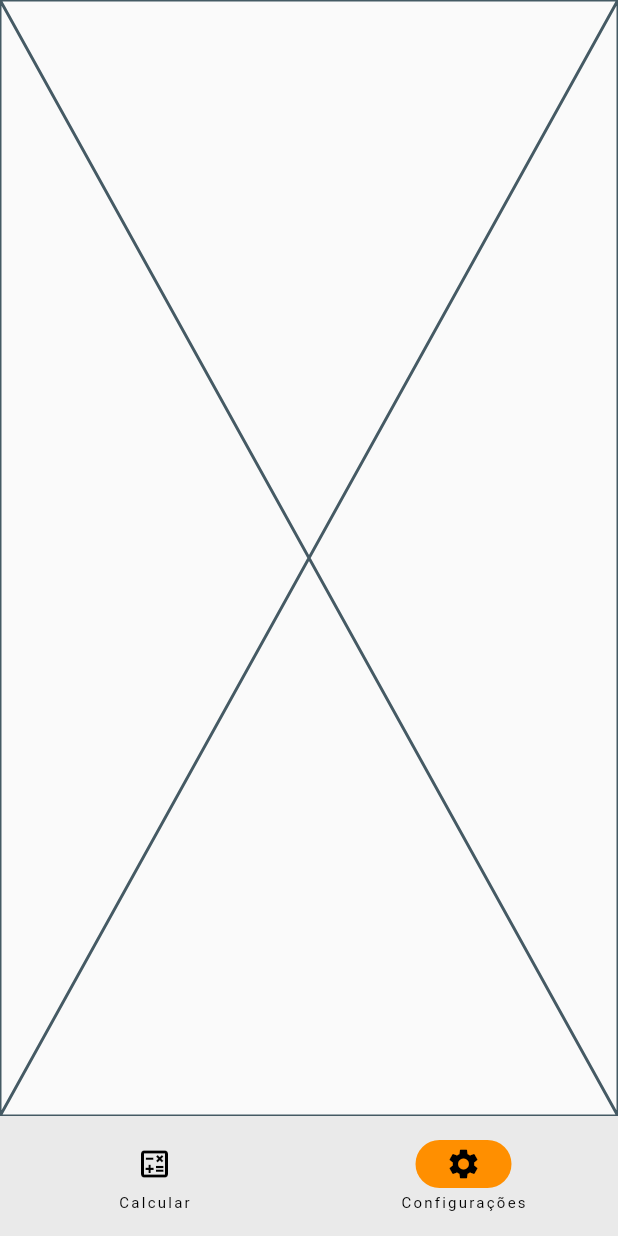
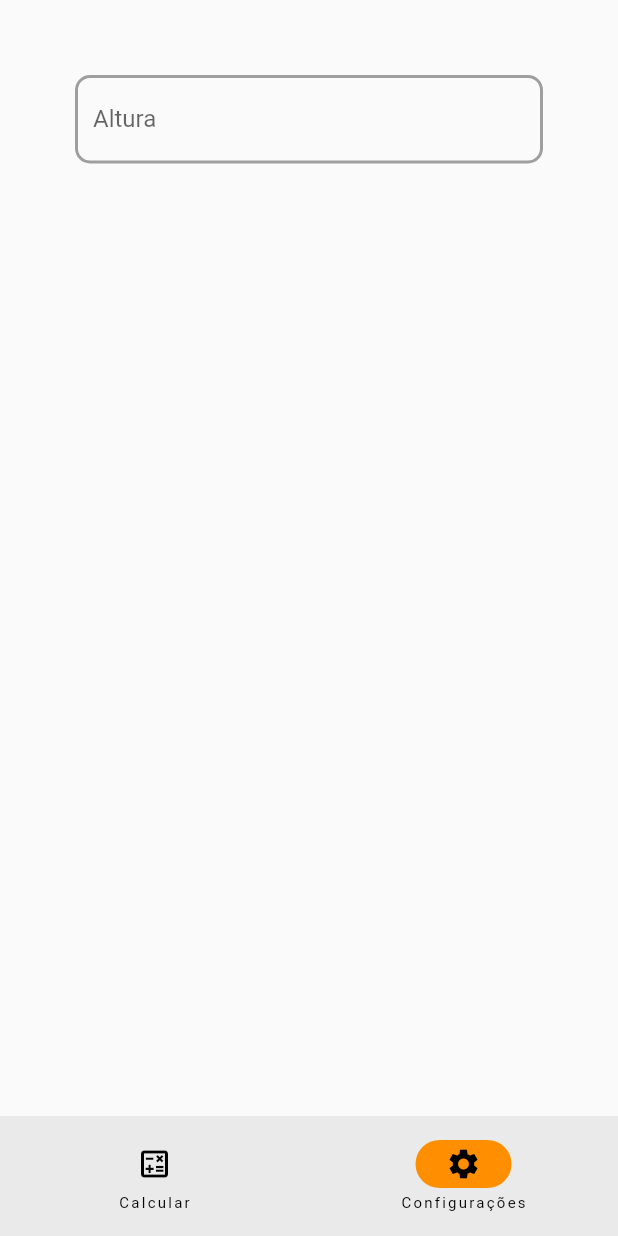
Before and after one commit to eduardocordova21/calculadora_imc_flutter, a Flutter app: the screen it shows after launch, item 2 of the bottom bar chosen, on a phone screen of 412 x 824 dp. Run offline on Flutter 3.47's test engine with Material 2 defaults, Android fonts, the phone set to English and light mode, and no system bars.

Commit message:
Criando Widgets

```diff
--- a/lib/views/configuration_view.dart
+++ b/lib/views/configuration_view.dart
@@ -1,3 +1,5 @@
+import 'package:calculadora_imc/widgets/custom_safe_area.dart';
+import 'package:calculadora_imc/widgets/custom_text_field.dart';
 import 'package:flutter/material.dart';
 
 class ConfigurationView extends StatefulWidget {
@@ -10,6 +12,12 @@ class ConfigurationView extends StatefulWidget {
 class _ConfigurationViewState extends State<ConfigurationView> {
   @override
   Widget build(BuildContext context) {
-    return const Placeholder();
+    return const CustomSafeArea(
+      widgets: [
+        CustomTextField(
+          text: "Altura",
+        )
+      ],
+    );
   }
 }
--- /dev/null
+++ b/lib/widgets/custom_safe_area.dart
@@ -0,0 +1,17 @@
+import 'package:flutter/material.dart';
+
+class CustomSafeArea extends StatelessWidget {
+  const CustomSafeArea({super.key, this.widgets = const <Widget>[]});
+
+  final List<Widget> widgets;
+
+  @override
+  Widget build(BuildContext context) {
+    return Padding(
+      padding: const EdgeInsets.all(50),
+      child: SafeArea(
+        child: Column(children: widgets),
+      ),
+    );
+  }
+}
--- /dev/null
+++ b/lib/widgets/custom_text_field.dart
@@ -0,0 +1,28 @@
+import 'package:flutter/material.dart';
+
+class CustomTextField extends StatelessWidget {
+  const CustomTextField({super.key, this.text = ""});
+
+  final String text;
+
+  @override
+  Widget build(BuildContext context) {
+    return TextField(
+      decoration: InputDecoration(
+        labelText: text,
+        filled: false,
+        floatingLabelStyle: const TextStyle(color: Colors.black),
+        focusedBorder: OutlineInputBorder(
+          borderRadius: BorderRadius.circular(10),
+          borderSide: const BorderSide(color: Colors.amber, width: 2),
+        ),
+        enabledBorder: OutlineInputBorder(
+          borderRadius: BorderRadius.circular(10),
+          borderSide: const BorderSide(color: Colors.grey, width: 2),
+        ),
+      ),
+      keyboardType:
+          const TextInputType.numberWithOptions(signed: false, decimal: true),
+    );
+  }
+}
```
Also changed, not shown: lib/views/calculate_view.dart (+8 -20 lines).
